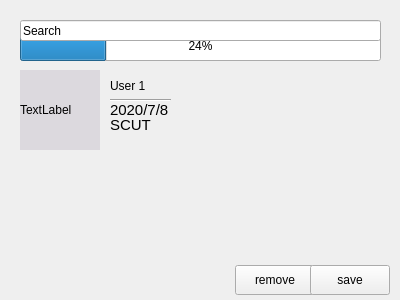
First picture: the form in ui/formWindow.ui, repository XinyuSun/Faces, before the edit.
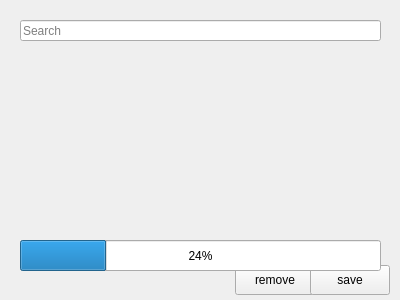
Second picture: the form after the edit.

What changed in the file:
```diff
--- a/ui/formWindow.ui
+++ b/ui/formWindow.ui
@@ -55,7 +55,7 @@
    <property name="geometry">
     <rect>
      <x>20</x>
-     <y>30</y>
+     <y>240</y>
      <width>361</width>
      <height>31</height>
     </rect>
@@ -74,102 +74,14 @@
     </rect>
    </property>
    <property name="text">
+    <string/>
+   </property>
+   <property name="placeholderText">
     <string>Search</string>
    </property>
-  </widget>
-  <widget class="QWidget" name="widget" native="true">
-   <property name="geometry">
-    <rect>
-     <x>20</x>
-     <y>70</y>
-     <width>191</width>
-     <height>81</height>
-    </rect>
+   <property name="clearButtonEnabled">
+    <bool>true</bool>
    </property>
-   <property name="styleSheet">
-    <string notr="true">QLabel:hover{
-	background-color: rgb(229, 241, 251);
-	border:1px solid rgb(0, 120, 215);
-}</string>
-   </property>
-   <widget class="QLabel" name="date1">
-    <property name="geometry">
-     <rect>
-      <x>90</x>
-      <y>30</y>
-      <width>60</width>
-      <height>20</height>
-     </rect>
-    </property>
-    <property name="font">
-     <font>
-      <pointsize>11</pointsize>
-     </font>
-    </property>
-    <property name="text">
-     <string>2020/7/8</string>
-    </property>
-   </widget>
-   <widget class="QLabel" name="name1">
-    <property name="geometry">
-     <rect>
-      <x>90</x>
-      <y>6</y>
-      <width>60</width>
-      <height>20</height>
-     </rect>
-    </property>
-    <property name="text">
-     <string>User 1</string>
-    </property>
-   </widget>
-   <widget class="QLabel" name="label1">
-    <property name="geometry">
-     <rect>
-      <x>0</x>
-      <y>0</y>
-      <width>80</width>
-      <height>80</height>
-     </rect>
-    </property>
-    <property name="styleSheet">
-     <string notr="true">background-color: rgb(220, 217, 222);</string>
-    </property>
-    <property name="text">
-     <string>TextLabel</string>
-    </property>
-   </widget>
-   <widget class="QLabel" name="mark1">
-    <property name="geometry">
-     <rect>
-      <x>90</x>
-      <y>45</y>
-      <width>60</width>
-      <height>20</height>
-     </rect>
-    </property>
-    <property name="font">
-     <font>
-      <pointsize>11</pointsize>
-     </font>
-    </property>
-    <property name="text">
-     <string>SCUT</string>
-    </property>
-   </widget>
-   <widget class="Line" name="l1">
-    <property name="geometry">
-     <rect>
-      <x>90</x>
-      <y>20</y>
-      <width>61</width>
-      <height>21</height>
-     </rect>
-    </property>
-    <property name="orientation">
-     <enum>Qt::Horizontal</enum>
-    </property>
-   </widget>
   </widget>
   <zorder>widget</zorder>
   <zorder>button1</zorder>
```
Left out of the diff: 5 changed lines with no effect on the pictures.
